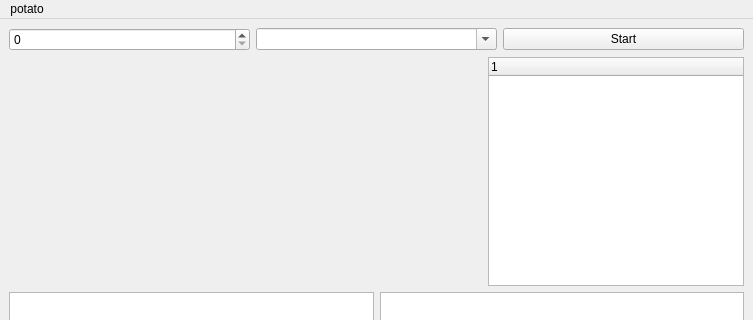
Old version of the form src/mainwindow.ui in the repository robotadasufsc/Exposer-Gui; both pictures show x 0 to 753 and y 0 to 320 of the 753 by 608 pixel window.
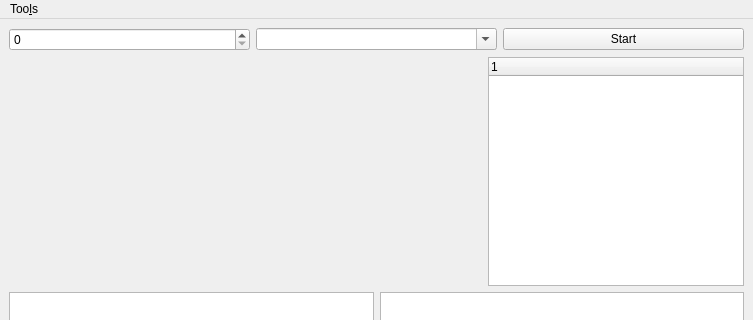
New version of the form. Custom widgets are drawn as their Qt base class.

Commit message: mainwindow: Save log as csv

```diff
--- a/src/mainwindow.ui
+++ b/src/mainwindow.ui
@@ -102,12 +102,12 @@
      <x>0</x>
      <y>0</y>
      <width>753</width>
-     <height>18</height>
+     <height>19</height>
     </rect>
    </property>
    <widget class="QMenu" name="menuPotato">
     <property name="title">
-     <string>potato</string>
+     <string>Too&amp;ls</string>
     </property>
    </widget>
    <addaction name="menuPotato"/>
```
Left out of the diff: 12 changed lines with no effect on the pictures. The commit also changes 2 other files.
